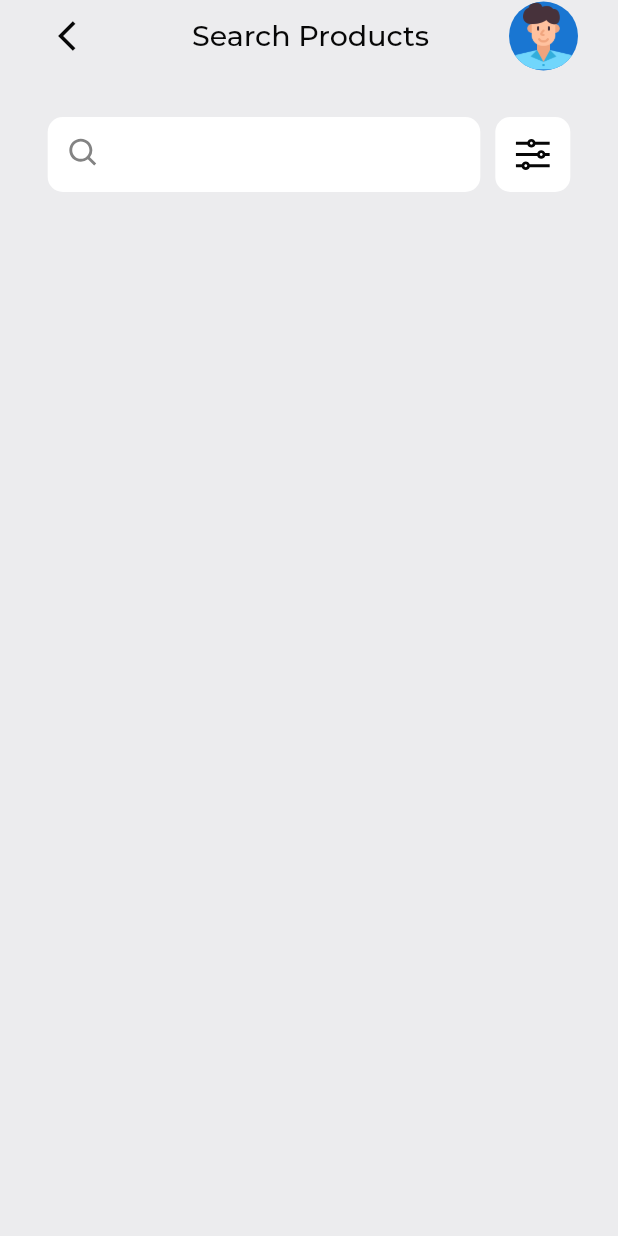
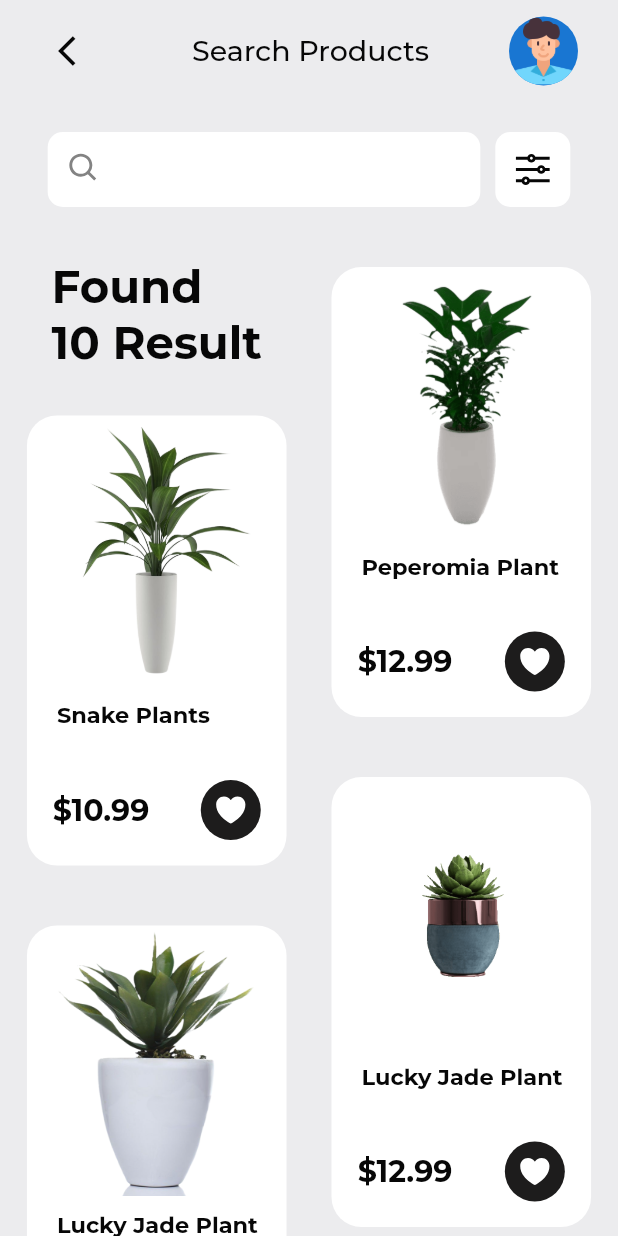
Before and after one commit to Melloss/ui_challenge, a Flutter app: the screen it shows after launch, after a tap on "Skip", on a phone screen of 412 x 824 dp. Run offline on Flutter 3.47's test engine with Material 2 defaults, Android fonts, the phone set to English and light mode, and no system bars; our stand-ins replace get, google_fonts, icons_plus.

Commit message:
home screen ui finished

```diff
--- a/lib/controllers/ui_controller.dart
+++ b/lib/controllers/ui_controller.dart
@@ -1,3 +1,28 @@
 import 'package:get/get.dart';
+import '../models/plants.dart';
 
-class UIController extends GetxController {}
+class UIController extends GetxController {
+  List<Plant> plants = [];
+  initPlants() {
+    for (int i = 0; i < plantsList.length; i++) {
+      Plant plant = Plant(
+        id: i,
+        name: plantsList[i]["name"],
+        description: plantsList[i]['description'],
+        heightRange: plantsList[i]['heightRange'],
+        tempratureRange: plantsList[i]['tempratureRange'],
+        price: plantsList[i]['price'],
+        images: plantsList[i]['images'],
+        isFavorite: false.obs,
+        pot: plantsList[i].containsKey('pot')
+            ? plantsList[i]['pot']
+            : 'Ciramic Pot',
+        smallDescription: plantsList[i].containsKey('smallDescription')
+            ? plantsList[i]['smallDescription']
+            : '',
+      );
+      plants.add(plant);
+    }
+    print(plants[0].name);
+  }
+}
--- a/lib/main.dart
+++ b/lib/main.dart
@@ -5,6 +5,7 @@ import 'package:get/get.dart';
 import './screens/intro.dart';
 import './helper/color_pallet.dart';
 import './helper/init_controllers.dart' as controllers;
+import '../controllers/ui_controller.dart';
 
 class App extends StatelessWidget with ColorPallet {
   App({super.key});
@@ -63,5 +64,7 @@ class App extends StatelessWidget with ColorPallet {
 
 main() {
   controllers.init();
+  UIController uiController = Get.find();
+  uiController.initPlants();
   runApp(App());
 }
--- /dev/null
+++ b/lib/models/plants.dart
@@ -0,0 +1,119 @@
+import 'package:get/get.dart';
+
+class Plant {
+  int? id;
+  String? name;
+  String? smallDescription;
+  String? description;
+  String? heightRange;
+  String? tempratureRange;
+  String? pot;
+  double? price;
+  RxBool? isFavorite;
+  List? images;
+  Plant({
+    required this.id,
+    required this.name,
+    required this.smallDescription,
+    required this.description,
+    required this.heightRange,
+    required this.tempratureRange,
+    required this.pot,
+    required this.isFavorite,
+    required this.price,
+    required this.images,
+  });
+}
+
+List<Map<String, dynamic>> plantsList = [
+  {
+    "name": "Snake Plants",
+    "price": 10.99,
+    "description":
+        "Plants make your life with minimal and happy love the plants more and enjoy life.",
+    "heightRange": "30cm - 40cm",
+    "tempratureRange": "20`C to 25`c",
+    "images": [
+      'assets/plants/plant_1.png',
+      'assets/plants/plant_7.png',
+      'assets/plants/plant_8.png',
+    ]
+  },
+  {
+    "name": "Lucky Jade Plant",
+    "price": 12.99,
+    "description":
+        "Plants make your life with minimal and happy love the plants more and enjoy life.",
+    "heightRange": "30cm - 40cm",
+    "tempratureRange": "20`C to 25`c",
+    "images": [
+      'assets/plants/plant_2.png',
+    ]
+  },
+  {
+    "name": "Small Plant",
+    "price": 12.99,
+    "smallDescription": "Super green",
+    "description":
+        "Plants make your life with minimal and happy love the plants more and enjoy life.",
+    "heightRange": "30cm - 40cm",
+    "tempratureRange": "20`C to 25`c",
+    "images": ['assets/plants/plant_3.png']
+  },
+  {
+    "name": "Peperomia Plant",
+    "price": 12.99,
+    "smallDescription": "Super green",
+    "description":
+        "Plants make your life with minimal and happy love the plants more and enjoy life.",
+    "heightRange": "30cm - 40cm",
+    "tempratureRange": "20`C to 25`c",
+    "images": [
+      'assets/plants/plant_4.png',
+    ]
+  },
+  {
+    "name": "Lucky Jade Plant",
+    "price": 12.99,
+    "description":
+        "Plants make your life with minimal and happy love the plants more and enjoy life.",
+    "heightRange": "30cm - 40cm",
+    "tempratureRange": "20`C to 25`c",
+    "images": [
+      'assets/plants/plant_5.png',
+    ]
+  },
+  {
+    "name": "Lucky Jade Plant",
+    "price": 12.99,
+    "description":
+        "Plants make your life with minimal and happy love the plants more and enjoy life.",
+    "heightRange": "30cm - 40cm",
+    "tempratureRange": "20`C to 25`c",
+    "images": [
+      'assets/plants/plant_6.png',
+    ]
+  },
+  {
+    "name": "Lucky Jade Plant",
+    "price": 12.99,
+    "description":
+        "Plants make your life with minimal and happy love the plants more and enjoy life.",
+    "heightRange": "30cm - 40cm",
+    "tempratureRange": "20`C to 25`c",
+    "images": [
+      'assets/plants/plant_7.png',
+    ]
+  },
+  {
+    "name": "Lucky Jade Plant",
+    "price": 12.99,
+    "description":
+        "Plants make your life with minimal and happy love the plants more and enjoy life.",
+    "heightRange": "30cm - 40cm",
+    "tempratureRange": "20`C to 25`c",
+    "images": [
+      'assets/plants/plant_8.png',
+    ]
+  },
+];
--- a/lib/screens/home.dart
+++ b/lib/screens/home.dart
@@ -3,6 +3,8 @@ import 'package:get/get.dart';
 import 'package:icons_plus/icons_plus.dart';
 import '../helper/color_pallet.dart';
 import '../helper/media_query.dart' show screenWidth;
+import '../controllers/ui_controller.dart';
+import '../screens/plant_detail.dart';
 
 class Home extends StatefulWidget {
   const Home({super.key});
@@ -12,6 +14,13 @@ class Home extends StatefulWidget {
 }
 
 class _HomeState extends State<Home> with ColorPallet {
+  UIController uiController = Get.find();
+
+  @override
+  void initState() {
+    super.initState();
+  }
+
   @override
   Widget build(BuildContext context) {
     return Scaffold(
@@ -19,12 +28,15 @@ class _HomeState extends State<Home> with ColorPallet {
       body: Column(children: [
         _buildAppBar(),
         _buildSearchBar(),
+        _buildPlantDisplay(),
       ]),
     );
   }
 
   _buildAppBar() {
-    return Row(
+    return Padding(
+      padding: const EdgeInsets.only(top: 10.0),
+      child: Row(
         mainAxisAlignment: MainAxisAlignment.spaceAround,
         children: [
           IconButton(
@@ -42,12 +54,13 @@ class _HomeState extends State<Home> with ColorPallet {
             backgroundImage: AssetImage('assets/avatar_logo.png'),
           ),
         ],
+      ),
     );
   }
 
   _buildSearchBar() {
     return Padding(
-      padding: const EdgeInsets.only(top: 30),
+      padding: const EdgeInsets.only(top: 30, bottom: 20),
       child: Row(
         crossAxisAlignment: CrossAxisAlignment.center,
         mainAxisAlignment: MainAxisAlignment.center,
@@ -94,4 +107,135 @@ class _HomeState extends State<Home> with ColorPallet {
       ),
     );
   }
+
+  _buildPlantDisplay() {
+    return Expanded(
+      child: SingleChildScrollView(
+        physics: const BouncingScrollPhysics(),
+        child: Row(
+          mainAxisAlignment: MainAxisAlignment.center,
+          crossAxisAlignment: CrossAxisAlignment.start,
+          children: [
+            Column(
+              children: [
+                _buildPlantCard(id: 0),
+                _buildPlantCard(id: 1),
+                _buildPlantCard(id: 2),
+                _buildPlantCard(id: 6),
+              ],
+            ),
+            Column(
+              crossAxisAlignment: CrossAxisAlignment.center,
+              mainAxisAlignment: MainAxisAlignment.start,
+              children: [
+                _buildPlantCard(id: 3),
+                _buildPlantCard(id: 4),
+                _buildPlantCard(id: 5),
+                _buildPlantCard(id: 7)
+              ],
+            )
+          ],
+        ),
+      ),
+    );
   }
+
+  _buildPlantCard({required int id}) {
+    return Column(children: [
+      Visibility(
+        visible: id == 0,
+        child: Padding(
+          padding: const EdgeInsets.only(top: 15, bottom: 10),
+          child: Text(
+            'Found\n10 Result',
+            style: Theme.of(context).textTheme.displayLarge!.copyWith(
+                  fontSize: 30,
+                  fontWeight: FontWeight.bold,
+                ),
+          ),
+        ),
+      ),
+      GestureDetector(
+        onTap: () {
+          Get.to(
+            () => PlantDetail(id: id),
+            transition: Transition.leftToRightWithFade,
+            duration: const Duration(milliseconds: 1000),
+          );
+        },
+        child: Container(
+          margin: const EdgeInsets.symmetric(horizontal: 15, vertical: 20),
+          width: screenWidth(context) * 0.42,
+          height: 300,
+          decoration: BoxDecoration(
+            color: white,
+            borderRadius: BorderRadius.circular(20),
+          ),
+          child: Column(
+            crossAxisAlignment: CrossAxisAlignment.start,
+            children: [
+              SizedBox(
+                height: 180,
+                width: 200,
+                child: Image.asset(
+                  uiController.plants[id].images![0],
+                  fit: BoxFit.cover,
+                  alignment: Alignment.center,
+                ),
+              ),
+              Padding(
+                padding: const EdgeInsets.only(top: 10, left: 20),
+                child: Text(
+                  uiController.plants[id].name!,
+                  style: Theme.of(context).textTheme.titleMedium!.copyWith(
+                        fontSize: 15,
+                        fontWeight: FontWeight.bold,
+                      ),
+                ),
+              ),
+              Padding(
+                padding: const EdgeInsets.only(top: 35),
+                child: Row(
+                  mainAxisAlignment: MainAxisAlignment.spaceAround,
+                  children: [
+                    Text(
+                      '\$${uiController.plants[id].price}',
+                      style: Theme.of(context).textTheme.displayMedium,
+                    ),
+                    InkWell(
+                      onTap: () {
+                        uiController.plants[id].isFavorite!.value =
+                            !uiController.plants[id].isFavorite!.value;
+                      },
+                      child: Obx(
+                        () => AnimatedContainer(
+                          duration: const Duration(milliseconds: 500),
+                          width: uiController.plants[id].isFavorite!.value
+                              ? 41.5
+                              : 40,
+                          height: uiController.plants[id].isFavorite!.value
+                              ? 41.5
+                              : 40,
+                          decoration: BoxDecoration(
+                            color: uiController.plants[id].isFavorite!.value
+                                ? foregroundColor
+                                : iconBackground,
+                            borderRadius: BorderRadius.circular(30),
+                          ),
+                          child: Icon(
+                            IonIcons.heart,
+                            color: white,
+                          ),
+                        ),
+                      ),
+                    )
+                  ],
+                ),
+              )
+            ],
+          ),
+        ),
+      ),
+    ]);
+  }
+}
--- /dev/null
+++ b/lib/screens/plant_detail.dart
@@ -0,0 +1,19 @@
+import 'package:flutter/material.dart';
+
+class PlantDetail extends StatefulWidget {
+  final int id;
+  const PlantDetail({super.key, required this.id});
+
+  @override
+  State<PlantDetail> createState() => _PlantDetailState();
+}
+
+class _PlantDetailState extends State<PlantDetail> {
+  @override
+  Widget build(BuildContext context) {
+    return Scaffold(
+      appBar: AppBar(),
+      body: Text('plant Detail'),
+    );
+  }
+}
```
Lines whose indentation alone changed are shown as unchanged.
